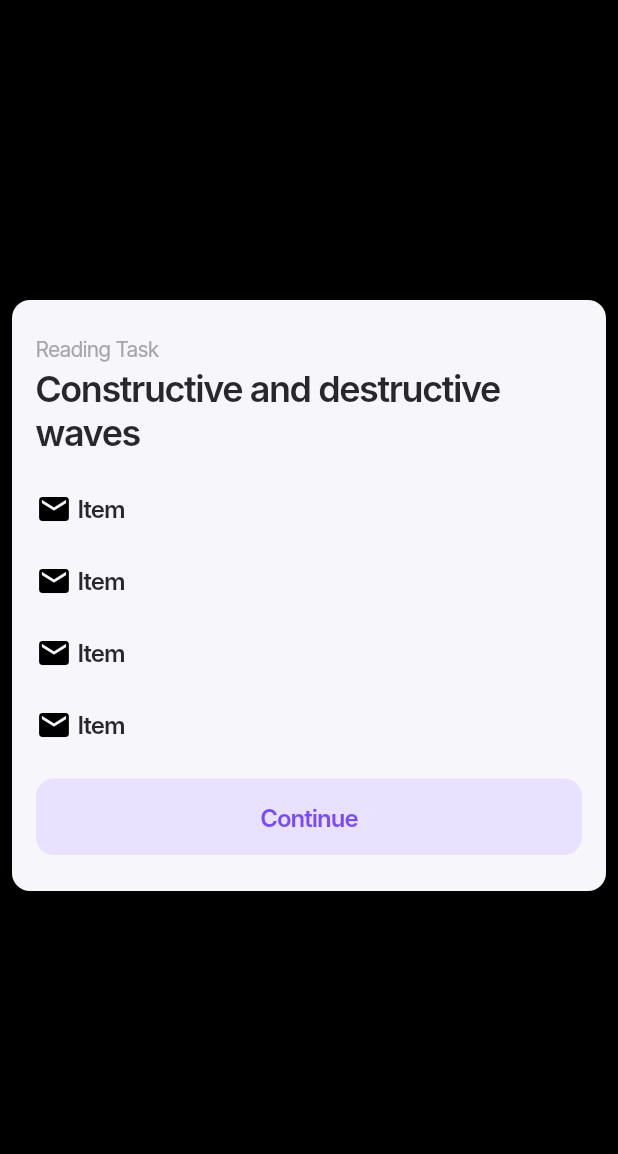
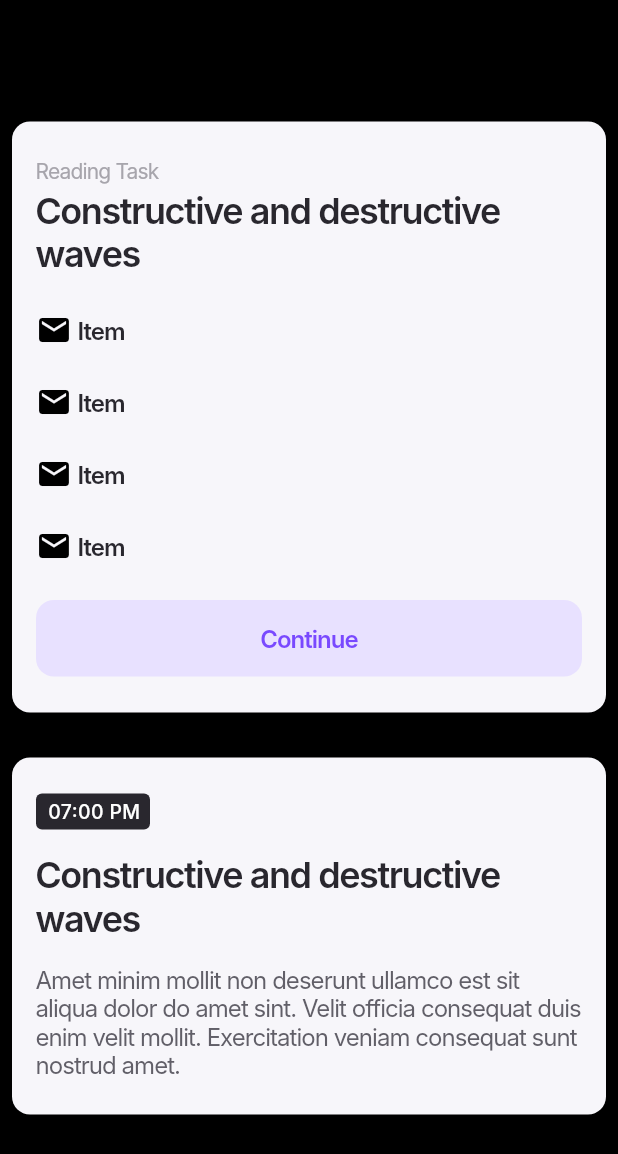
Before and after one commit to bernadinkele/flutter-ui-card-collections, a Flutter app: the screen it shows after launch, on a phone screen of 412 x 824 dp. Shown: the top 1154 px of the screen. Run offline on Flutter 3.47's test engine with Material 3 defaults, Android fonts, the phone set to English and light mode, and no system bars; our stand-ins replace gap; Roboto replaces fonts that are missing (Inter).

Commit message:
add Card 14

```diff
--- /dev/null
+++ b/lib/Cards/card_14.dart
@@ -0,0 +1,79 @@
+import 'package:flutter/material.dart';
+import 'package:gap/gap.dart';
+
+
+class Card14 extends StatelessWidget {
+  const Card14({Key? key}) : super(key: key);
+
+  @override
+  Widget build(BuildContext context) {
+    return Container(
+      width: double.infinity,
+      height: 238,
+      padding: const EdgeInsets.symmetric(horizontal: 16, vertical: 24),
+      decoration: ShapeDecoration(
+        color:  const Color(0xFFF7F6FA),
+        shape: RoundedRectangleBorder(
+          borderRadius: BorderRadius.circular(12),
+        ),
+      ),
+      child: Column(
+        crossAxisAlignment: CrossAxisAlignment.start,
+        children: [
+          Container(
+            width: 76,
+            height: 24,
+            padding: const EdgeInsets.symmetric(horizontal: 8, vertical: 4),
+            decoration: ShapeDecoration(
+              color: const Color(0xFF29272E),
+              shape: RoundedRectangleBorder(borderRadius: BorderRadius.circular(4)),
+            ),
+            child: const Row(
+              mainAxisSize: MainAxisSize.min,
+              mainAxisAlignment: MainAxisAlignment.start,
+              crossAxisAlignment: CrossAxisAlignment.start,
+              children: [
+                Text(
+                  '07:00 PM',
+                  style: TextStyle(
+                    color: Colors.white,
+                    fontSize: 13,
+                    fontFamily: 'Inter',
+                    fontWeight: FontWeight.w500,
+                    height: 0,
+                  ),
+                ),
+              ],
+            ),
+          ),
+          const Gap(16),
+          const Text(
+            'Constructive and destructive waves',
+            style: TextStyle(
+              color: Color(0xFF29272E),
+              fontSize: 24,
+              fontFamily: 'Inter',
+              fontWeight: FontWeight.w600,
+              height: 0,
+              letterSpacing: -0.96,
+            ),
+          ),
+
+          const Gap(16),
+          const Text(
+            'Amet minim mollit non deserunt ullamco est sit aliqua dolor do amet sint. Velit officia consequat duis enim velit mollit. Exercitation veniam consequat sunt nostrud amet.',
+            style: TextStyle(
+              color: Color(0xFF615F68),
+              fontSize: 16,
+              fontFamily: 'Inter',
+              fontWeight: FontWeight.w400,
+              height: 0,
+              letterSpacing: -0.64,
+            ),
+          )
+        ],
+      ),
+    );
+
+  }
+}
--- a/lib/Screens/view_4.dart
+++ b/lib/Screens/view_4.dart
@@ -1,5 +1,6 @@
 import 'package:flutter/material.dart';
 import 'package:flutter_ui_card_collections/Cards/card_13.dart';
+import 'package:flutter_ui_card_collections/Cards/card_14.dart';
 import 'package:gap/gap.dart';
 class View4 extends StatelessWidget {
   const View4({Key? key}) : super(key: key);
@@ -15,6 +16,7 @@ class View4 extends StatelessWidget {
           children: [
             Card13(),
             Gap(30),
+            Card14()
 
 
 
```
Also changed, not shown: screenshoots/4.png.
